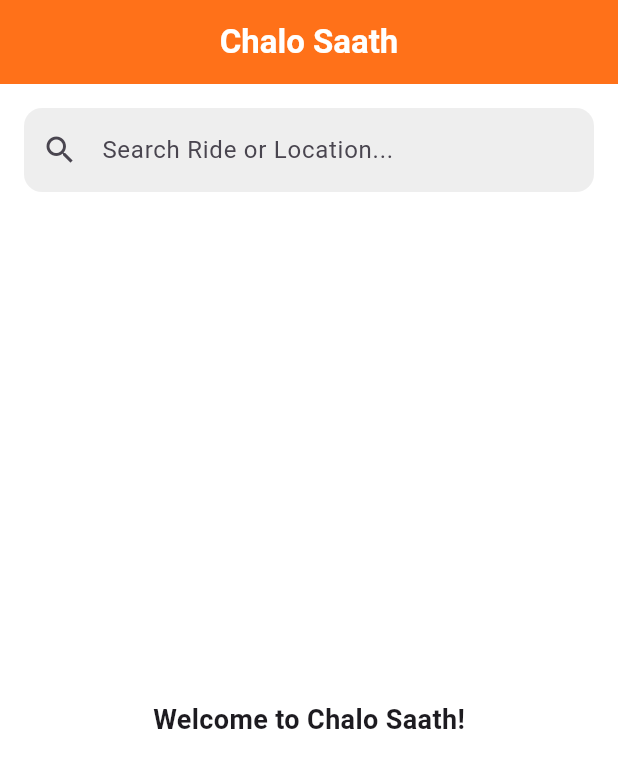
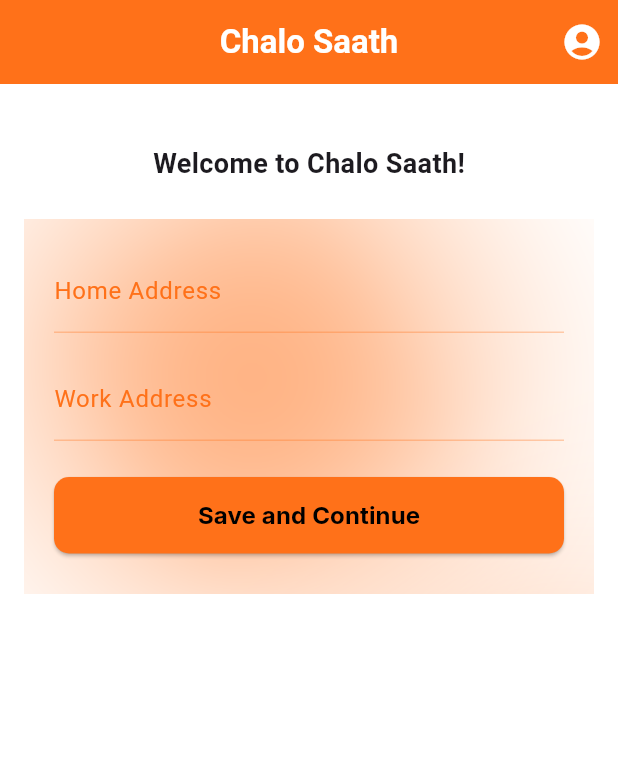
Before and after one commit to gbali0904/ChaloSaath, a Flutter app: the HomeScreen screen opened by its route, on a phone screen of 412 x 824 dp. Shown: the top 768 px of the screen. Run offline on Flutter 3.47's test engine with Material 3 defaults, Android fonts, the light colour scheme and no system bars; our stand-ins replace cloud_firestore, firebase_auth, firebase_core, flutter_bloc, get_it, google_fonts and 2 more; accounts and stored records are empty.

Commit message:
#homeScreen #Profile Screen

```diff
--- a/lib/core/routes/RouteGenerator.dart
+++ b/lib/core/routes/RouteGenerator.dart
@@ -4,9 +4,10 @@
 import '../../features/authorization/presentation/AuthScreen.dart';
 import '../../features/authorization/presentation/LoginScreen.dart';
 import '../../features/authorization/presentation/SignUpScreen.dart';
-import '../../features/home/HomeScreen.dart';
+import '../../features/home/presentation/HomeScreen.dart';
 import '../../features/main/MainScreen.dart';
 import '../../features/onboarding/presentation/OnboardingScreen.dart';
+import '../../features/profile/presentation/ProfileScreen.dart';
 import '../../features/splash/SplashScren.dart';
 import '../../services/service_locator.dart';
 
@@ -31,6 +32,8 @@
         return MaterialPageRoute(builder: (_) => HomeScreen());
         case '/main':
         return MaterialPageRoute(builder: (_) => MainScreen());
+        case '/profile':
+        return MaterialPageRoute(builder: (_) => ProfileScreen());
       default:
         return MaterialPageRoute(
           builder: (_) => Scaffold(
--- a/lib/core/storage/app_key.dart
+++ b/lib/core/storage/app_key.dart
@@ -4,6 +4,7 @@
   email,
   uid,
   userData,
+  isFirstLaunch,
 }
 
 extension AppKeyString on AppKey {
@@ -19,6 +20,8 @@
         return 'email';
       case AppKey.uid:
         return 'uid';
+      case AppKey.isFirstLaunch:
+        return 'isFirstLaunch';
     }
   }
 }
--- a/lib/features/helper/CustomScaffold.dart
+++ b/lib/features/helper/CustomScaffold.dart
@@ -7,6 +7,7 @@
   final Widget body;
   final bool backpress;
   final bool appbar;
+  final bool profile;
   final VoidCallback? onBackPress;
 
   const CustomScaffold({
@@ -14,6 +15,7 @@
     required this.body,
     this.backpress = false,
     this.appbar = true,
+    this.profile = false,
     this.onBackPress,
   });
 
@@ -47,6 +49,14 @@
           },
         )
             : null,
+        actions: [
+          ?profile == false ? IconButton(
+            icon: const Icon(Icons.account_circle, size: 28),
+            onPressed: () {
+              Navigator.pushNamed(context, "/profile"); // or your desired route
+            },
+          ): null,
+        ],
       ):null,
 
       body: body,
--- a/lib/features/home/HomeScreen.dart
+++ /dev/null
@@ -1,46 +0,0 @@
-import 'package:flutter/material.dart';
-
-import 'package:flutter/material.dart';
-
-import '../helper/CustomScaffold.dart';
-
-class HomeScreen extends StatelessWidget {
-  const HomeScreen({super.key});
-
-  @override
-  Widget build(BuildContext context) {
-    return CustomScaffold(
-      body: Padding(
-        padding: const EdgeInsets.all(16.0),
-        child: Column(
-          children: [
-            // 🔍 Search Bar
-            TextField(
-              decoration: InputDecoration(
-                hintText: 'Search Ride or Location...',
-                prefixIcon: const Icon(Icons.search),
-                filled: true,
-                fillColor: Colors.grey[200],
-                border: OutlineInputBorder(
-                  borderRadius: BorderRadius.circular(12),
-                  borderSide: BorderSide.none,
-                ),
-              ),
-            ),
-
-            const SizedBox(height: 24),
-
-            Expanded(
-              child: Center(
-                child: Text(
-                  'Welcome to Chalo Saath!',
-                  style: TextStyle(fontSize: 18, fontWeight: FontWeight.w600),
-                ),
-              ),
-            ),
-          ],
-        ),
-      ),
-    );
-  }
-}
--- /dev/null
+++ b/lib/features/home/presentation/HomeScreen.dart
@@ -0,0 +1,134 @@
+import 'package:flutter/material.dart';
+
+import 'package:flutter/material.dart';
+import 'package:google_fonts/google_fonts.dart';
+
+import '../../../theme/app_colors.dart';
+import '../../helper/CustomScaffold.dart';
+
+class HomeScreen extends StatefulWidget {
+  const HomeScreen({super.key});
+
+  @override
+  State<HomeScreen> createState() => _HomeScreenState();
+}
+
+class _HomeScreenState extends State<HomeScreen> {
+  final homeController = TextEditingController();
+  final workController = TextEditingController();
+
+  final _formKey = GlobalKey<FormState>();
+
+  @override
+  Widget build(BuildContext context) {
+    return CustomScaffold(
+      body: Padding(
+        padding: const EdgeInsets.all(16.0),
+        child: Column(
+          children: [
+            /* // 🔍 Search Bar
+            TextField(
+              decoration: InputDecoration(
+                hintText: 'Search Ride or Location...',
+                prefixIcon: const Icon(Icons.search),
+                filled: true,
+                fillColor: Colors.grey[200],
+                border: OutlineInputBorder(
+                  borderRadius: BorderRadius.circular(12),
+                  borderSide: BorderSide.none,
+                ),
+              ),
+            ),*/
+            const SizedBox(height: 24),
+            Center(
+              child: Text(
+                'Welcome to Chalo Saath!',
+                style: TextStyle(fontSize: 18, fontWeight: FontWeight.w600),
+              ),
+            ),
+            const SizedBox(height: 24),
+            Container(
+              height: 250,
+              decoration: BoxDecoration(
+                image: DecorationImage(
+                  image: AssetImage("assets/login_bac.png"),
+                  fit: BoxFit.cover,
+                ),
+              ),
+              child: Padding(
+                padding: const EdgeInsets.all(20),
+                child: Form(
+                  key: _formKey,
+                  child: Column(
+                    children: [
+                      TextFormField(
+                        controller: homeController,
+                        decoration: InputDecoration(labelText: "Home Address",
+                          labelStyle: TextStyle(color: AppColors.primary),
+                          enabledBorder: UnderlineInputBorder(
+                            borderSide: BorderSide(
+                              color: AppColors.underline,
+                            ), // default underline
+                          ),
+                          focusedBorder: UnderlineInputBorder(
+                            borderSide: BorderSide(
+                              color: AppColors.primary,
+                            ), // underline on focus
+                          ),),
+                        validator: (val) => val == null || val.isEmpty
+                            ? "Enter home address"
+                            : null,
+                      ),
+                      SizedBox(height: 16),
+                      TextFormField(
+                        controller: workController,
+                        decoration: InputDecoration(labelText: "Work Address",
+                          labelStyle: TextStyle(color: AppColors.primary),
+                          enabledBorder: UnderlineInputBorder(
+                            borderSide: BorderSide(
+                              color: AppColors.underline,
+                            ), // default underline
+                          ),
+                          focusedBorder: UnderlineInputBorder(
+                            borderSide: BorderSide(
+                              color: AppColors.primary,
+                            ), // underline on focus
+                          ),),
+                        validator: (val) => val == null || val.isEmpty
+                            ? "Enter work address"
+                            : null,
+                      ),
+                      SizedBox(height: 24),
+                      SizedBox(
+                        width: double.infinity,
+                        child: ElevatedButton(
+                          onPressed: (){
+
+
+                          },
+                          style: ElevatedButton.styleFrom(
+                            backgroundColor: AppColors.primary,
+                            shape: RoundedRectangleBorder(
+                              borderRadius: BorderRadius.circular(10),
+                            ),
+                            padding: EdgeInsets.symmetric(vertical: 14),
+                          ),
+                          child: Text("Save and Continue",
+                            style: GoogleFonts.inter(
+                              color: Colors.black,
+                              fontSize: 16,
+                              fontWeight: FontWeight.bold,
+                            ),),
+                        ),
+                      ),
+                    ],
+                  ),
+                ),
+              ),
+            ),
+          ],
+        ),
+      ),
+    );
+  }
+}
--- /dev/null
+++ b/lib/features/profile/presentation/ProfileScreen.dart
@@ -0,0 +1,19 @@
+import 'package:chalosaath/features/helper/CustomScaffold.dart';
+import 'package:flutter/material.dart';
+
+class ProfileScreen extends StatefulWidget {
+  const ProfileScreen({super.key});
+
+  @override
+  State<ProfileScreen> createState() => _ProfileScreenState();
+}
+
+class _ProfileScreenState extends State<ProfileScreen> {
+  @override
+  Widget build(BuildContext context) {
+    return CustomScaffold(
+        profile: true,
+        backpress: true,
+        body: Text("here is profile"));
+  }
+}
--- a/pubspec.yaml
+++ b/pubspec.yaml
@@ -43,6 +43,9 @@
   google_fonts: ^6.1.0
   uuid: ^4.2.2
   google_sign_in: ^6.2.1
+  flutter_google_places: ^0.3.0
+  google_maps_webservice: ^0.0.20-nullsafety.5
+  google_api_headers: ^1.0.1
 
 dev_dependencies:
   flutter_test:
```
